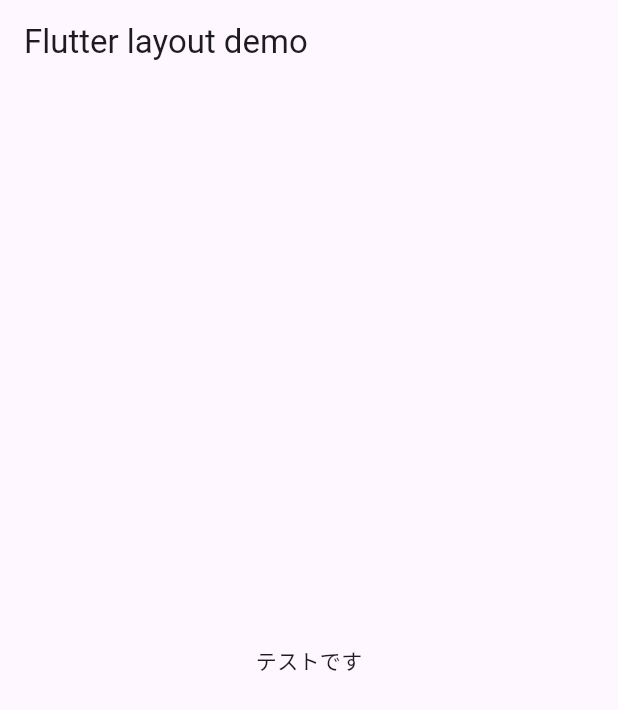
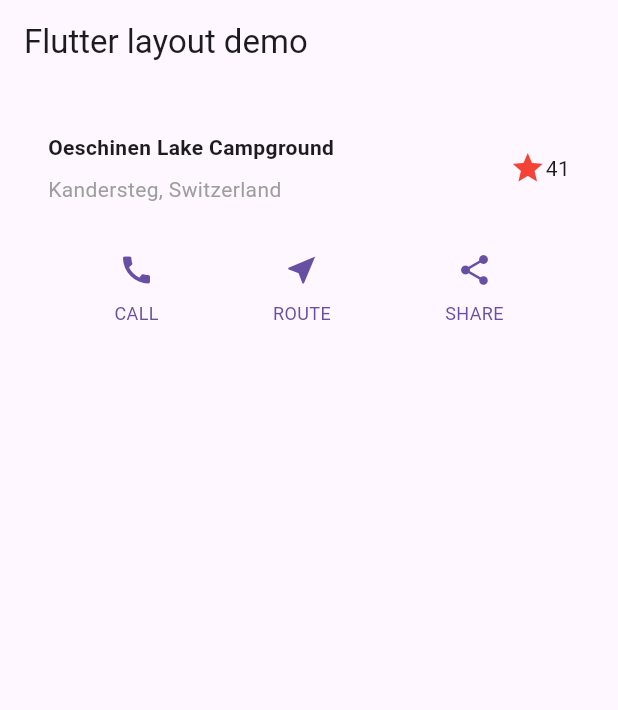
Before and after one commit to namasuk/myapp, a Flutter app: the screen it shows after launch, on a phone screen of 412 x 824 dp. Shown: the top 710 px of the screen. Run offline on Flutter 3.47's test engine with Material 3 defaults, Android fonts, the phone set to English and light mode, and no system bars.

Commit message:
タイトルセクションとボタンセクションの追加

```diff
--- a/lib/main.dart
+++ b/lib/main.dart
@@ -14,8 +14,16 @@ class MyApp extends StatelessWidget {
         appBar: AppBar(
           title: const Text(appTitle),
         ),
-        body: const Center(
-          child: TitleSection(name:'テストです'),
+        body: const SingleChildScrollView(
+          child: Column(
+            children: [
+              TitleSection(
+                name: 'Oeschinen Lake Campground',
+                location: 'Kandersteg, Switzerland',
+              ),
+              ButtonSection(),
+            ],
+          ),
         ),
       ),
     );
@@ -23,14 +31,119 @@ class MyApp extends StatelessWidget {
 }
 
 class TitleSection extends StatelessWidget {
-// Suggested code may be subject to a license. Learn more: ~LicenseLog:815430243.
-  const TitleSection({super.key,required this.name});
+  const TitleSection({
+    super.key,
+    required this.name,
+    required this.location,
+  });
 
   final String name;
+  final String location;
 
   @override
-// Suggested code may be subject to a license. Learn more: ~LicenseLog:4189906564.
   Widget build(BuildContext context) {
-    return Text(name);
+    return Padding(
+      padding: const EdgeInsets.all(32),
+      child: Row(
+        children: [
+          Expanded(
+            /*1*/
+            child: Column(
+              crossAxisAlignment: CrossAxisAlignment.start,
+              children: [
+                /*2*/
+                Padding(
+                  padding: const EdgeInsets.only(bottom: 8),
+                  child: Text(
+                    name,
+                    style: const TextStyle(
+                      fontWeight: FontWeight.bold,
+                    ),
+                  ),
+                ),
+                Text(
+                  location,
+                  style: TextStyle(
+                    color: Colors.grey[500],
+                  ),
+                ),
+              ],
+            ),
+          ),
+          /*3*/
+          Icon(
+            Icons.star,
+            color: Colors.red[500],
+          ),
+          const Text('41'),
+        ],
+      ),
+    );
   }
 }
+
+class ButtonSection extends StatelessWidget {
+  const ButtonSection({super.key});
+
+  @override
+  Widget build(BuildContext context) {
+    final Color color = Theme.of(context).primaryColor;
+    return SizedBox(
+      child: Row(
+        mainAxisAlignment: MainAxisAlignment.spaceEvenly,
+        children: [
+          ButtonWithText(
+            color: color,
+            icon: Icons.call,
+            label: 'CALL',
+          ),
+          ButtonWithText(
+            color: color,
+            icon: Icons.near_me,
+            label: 'ROUTE',
+          ),
+          ButtonWithText(
+            color: color,
+            icon: Icons.share,
+            label: 'SHARE',
+          ),
+        ],
+      ),
+    );
+  }
+}
+
+class ButtonWithText extends StatelessWidget {
+  const ButtonWithText({
+    super.key,
+    required this.color,
+    required this.icon,
+    required this.label,
+  });
+
+  final Color color;
+  final IconData icon;
+  final String label;
+
+  @override
+  Widget build(BuildContext context) {
+    return Column(
+      mainAxisSize: MainAxisSize.min,
+      mainAxisAlignment: MainAxisAlignment.center,
+      children: [
+        Icon(icon, color: color),
+        Padding(
+          padding: const EdgeInsets.only(top: 8),
+          child: Text(
+            label,
+            style: TextStyle(
+              fontSize: 12,
+              fontWeight: FontWeight.w400,
+              color: color,
+            ),
+          ),
+        ),
+      ],
+    );
+  }
+}
```
